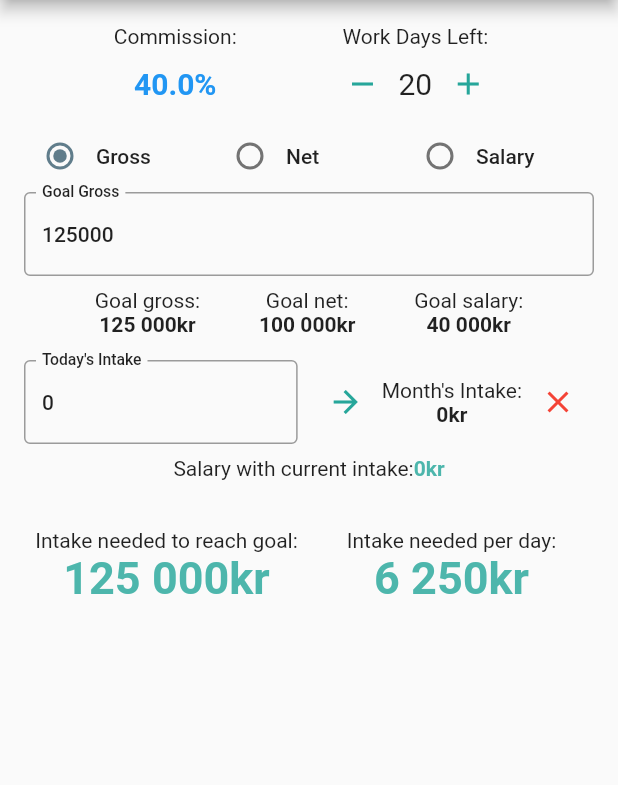
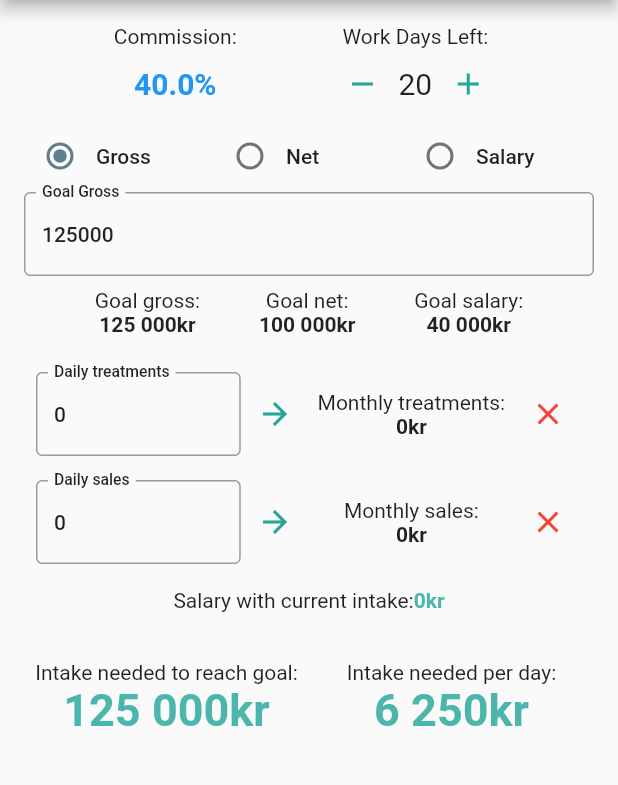
Before and after one commit to jasonctoms/hairdresser_calc2, a Flutter app: the screen it shows after launch, on a phone screen of 412 x 824 dp, the part 84-869 px from its top. Run offline on Flutter 3.47's test engine with Material 2 defaults, Android fonts, the phone set to English and light mode, and no system bars; our stand-ins replace hive, hive_flutter; accounts and stored records are empty; generated files the repository leaves out were written again.

Commit message:
Add daily and monthly sales and treatments, instead of just intake

```diff
--- a/lib/l10n/strings_en.arb
+++ b/lib/l10n/strings_en.arb
@@ -39,25 +39,45 @@
     "type": "text",
     "description": "Validation message for text fields"
   },
-  "todaysIntake": "Today's Intake",
-  "@todaysIntake": {
+  "dailyTreatments": "Daily treatments",
+  "@dailyTreatments": {
     "type": "text",
-    "description": "Intake title and text field hint"
+    "description": "Daily treatments text field hint"
   },
-  "monthsIntake": "Month's Intake:",
-  "@monthsIntake": {
+  "monthlyTreatments": "Monthly treatments:",
+  "@monthlyTreatments": {
     "type": "text",
     "description": "Month's intake title"
   },
-  "currentMonthsIntake": "Current Month's Intake:",
-  "@currentMonthsIntake": {
+  "currentMonthlyTreatments": "Current monthly treatments:",
+  "@currentMonthlyTreatments": {
     "type": "text",
-    "description": "Month's intake edit dialog title"
+    "description": "Monthly treatment edit dialog title"
   },
-  "updatedIntake": "Updated intake",
-  "@updatedIntake": {
+  "updatedMonthlyTreatments": "Updated monthly treatments",
+  "@updatedMonthlyTreatments": {
     "type": "text",
-    "description": "Updated intake text field label"
+    "description": "Updated monthly treatment text field label"
+  },
+  "dailySales": "Daily sales",
+  "@dailySales": {
+    "type": "text",
+    "description": "Daily sales text field hint"
+  },
+  "monthlySales": "Monthly sales:",
+  "@monthlySales": {
+    "type": "text",
+    "description": "Monthly sales title"
+  },
+  "currentMonthlySales": "Current monthly sales:",
+  "@currentMonthlySales": {
+    "type": "text",
+    "description": "Monthly sales edit dialog title"
+  },
+  "updatedMonthlySales": "Updated monthly sales",
+  "@updatedMonthlySales": {
+    "type": "text",
+    "description": "Updated monthly sales text field label"
   },
   "daysLeft": "Work Days Left:",
   "@daysLeft": {
--- a/lib/l10n/strings_nb.arb
+++ b/lib/l10n/strings_nb.arb
@@ -7,10 +7,14 @@
   "currentCommission": "Nåværende provisjon:",
   "commissionPercent": "Provisjon %",
   "validationMessage": "Ugyldig nummer inntastet",
-  "todaysIntake": "Dagens Inntak",
-  "monthsIntake": "Måneds Inntak:",
-  "currentMonthsIntake": "Current Måneds Inntak:",
-  "updatedIntake": "Updatert inntak",
+  "dailyTreatments": "Dagens Inntak",
+  "monthlyTreatments": "Måneds Inntak:",
+  "currentMonthlyTreatments": "Current Måneds Inntak:",
+  "updatedMonthlyTreatments": "Updatert inntak",
+  "dailySales": "Daily sales",
+  "monthlySales": "Monthly sales:",
+  "currentMonthlySales": "Current monthly sales:",
+  "updatedMonthlySales": "Updated monthly sales",
   "daysLeft": "Job Dager Igjen:",
   "goalGross": "Mål Brutto",
   "goalNet": "Mål Netto",
--- a/lib/providers/salary_provider.dart
+++ b/lib/providers/salary_provider.dart
@@ -4,8 +4,10 @@ import 'package:hive/hive.dart';
 
 const salaryBox = "salaryBoxKey";
 const commissionKey = 'commissionKey';
-const todaysIntakeKey = 'todaysIntakeKey';
-const monthsIntakeKey = 'monthsIntakeKey';
+const dailyTreatmentsKey = 'dailyTreatmentsKey';
+const monthlyTreatmentsKey = 'monthlyTreatmentsKey';
+const dailySalesKey = 'dailySalesKey';
+const monthlySalesKey = 'monthlySalesKey';
 const daysLeftKey = 'daysLeftKey';
 const goalGrossKey = 'goalGrossKey';
 const goalNetKey = 'goalNetKey';
@@ -15,21 +17,28 @@ class SalaryProvider with ChangeNotifier {
   Box _box;
 
   double _commissionValue;
-  int _todaysIntake;
-  int _monthsIntake;
+  int _dailyTreatments;
+  int _monthlyTreatments;
+  int _dailySales;
+  int _monthlySales;
   int _daysLeft;
   int _goalGross;
   int _goalNet;
   int _goalSalary;
 
   bool _goalValidationError = false;
-  bool _todaysIntakeValidationError = false;
+  bool _dailyTreatmentsValidationError = false;
+  bool _dailySalesValidationError = false;
 
   double get commissionValue => _commissionValue;
 
-  int get todaysIntake => _todaysIntake;
+  int get dailyTreatments => _dailyTreatments;
 
-  int get monthsIntake => _monthsIntake;
+  int get monthlyTreatments => _monthlyTreatments;
+
+  int get dailySales => _dailySales;
+
+  int get monthlySales => _monthlySales;
 
   int get daysLeft => _daysLeft;
 
@@ -41,15 +50,19 @@ class SalaryProvider with ChangeNotifier {
 
   bool get goalValidationError => _goalValidationError;
 
-  bool get todaysIntakeValidationError => _todaysIntakeValidationError;
+  bool get dailyTreatmentsValidationError => _dailyTreatmentsValidationError;
+
+  bool get dailySalesValidationError => _dailySalesValidationError;
 
   SalaryProvider() {
     _box = Hive.box(salaryBox);
 
     // initialize values
     _commissionValue = _box.get(commissionKey, defaultValue: 0.4);
-    _todaysIntake = _box.get(todaysIntakeKey, defaultValue: 0);
-    _monthsIntake = _box.get(monthsIntakeKey, defaultValue: 0);
+    _dailyTreatments = _box.get(dailyTreatmentsKey, defaultValue: 0);
+    _monthlyTreatments = _box.get(monthlyTreatmentsKey, defaultValue: 0);
+    _dailySales = _box.get(dailySalesKey, defaultValue: 0);
+    _monthlySales = _box.get(monthlySalesKey, defaultValue: 0);
     _daysLeft = _box.get(daysLeftKey, defaultValue: 20);
     _goalGross = _box.get(goalGrossKey, defaultValue: 125000);
     _goalNet = _box.get(goalNetKey, defaultValue: 100000);
@@ -82,38 +95,73 @@ class SalaryProvider with ChangeNotifier {
     notifyListeners();
   }
 
-  updateTodaysIntake(String todaysIntake) {
+  updateDailyTreatments(String dailyTreatments) {
     try {
-      if (todaysIntake == null || todaysIntake.isEmpty) {
-        _todaysIntake = 0;
+      if (dailyTreatments == null || dailyTreatments.isEmpty) {
+        _dailyTreatments = 0;
       } else {
-        final inputInt = int.parse(todaysIntake);
-        _todaysIntake = inputInt;
+        final inputInt = int.parse(dailyTreatments);
+        _dailyTreatments = inputInt;
       }
-      _todaysIntakeValidationError = false;
-      _box.put(todaysIntakeKey, _todaysIntake);
+      _dailyTreatmentsValidationError = false;
+      _box.put(dailyTreatmentsKey, _dailyTreatments);
     } on Exception catch (e) {
       print('Error: $e');
-      _todaysIntakeValidationError = true;
+      _dailyTreatmentsValidationError = true;
     }
     notifyListeners();
   }
 
-  addTodaysIntakeToMonth() {
-    _monthsIntake += _todaysIntake;
-    _box.put(monthsIntakeKey, _monthsIntake);
+  addDailyTreatmentsToMonth() {
+    _monthlyTreatments += _dailyTreatments;
+    _box.put(monthlyTreatmentsKey, _monthlyTreatments);
     notifyListeners();
   }
 
-  clearMonthlyIntake() {
-    _monthsIntake = 0;
-    _box.put(monthsIntakeKey, _monthsIntake);
+  clearMonthlyTreatments() {
+    _monthlyTreatments = 0;
+    _box.put(monthlyTreatmentsKey, _monthlyTreatments);
     notifyListeners();
   }
 
-  updateMonthlyIntake(int updatedIntake) {
-    _monthsIntake = updatedIntake;
-    _box.put(monthsIntakeKey, _monthsIntake);
+  updateMonthlyTreatments(int updatedTreatments) {
+    _monthlyTreatments = updatedTreatments;
+    _box.put(monthlyTreatmentsKey, _monthlyTreatments);
+    notifyListeners();
+  }
+
+  updateDailySales(String dailySales) {
+    try {
+      if (dailySales == null || dailySales.isEmpty) {
+        _dailySales = 0;
+      } else {
+        final inputInt = int.parse(dailySales);
+        _dailySales = inputInt;
+      }
+      _dailySalesValidationError = false;
+      _box.put(dailySalesKey, _dailySales);
+    } on Exception catch (e) {
+      print('Error: $e');
+      _dailySalesValidationError = true;
+    }
+    notifyListeners();
+  }
+
+  addDailySalesToMonth() {
+    _monthlySales += _dailySales;
+    _box.put(monthlySalesKey, _monthlySales);
+    notifyListeners();
+  }
+
+  clearMonthlySales() {
+    _monthlySales = 0;
+    _box.put(monthlySalesKey, _monthlySales);
+    notifyListeners();
+  }
+
+  updateMonthlySales(int updatedSales) {
+    _monthlySales = updatedSales;
+    _box.put(monthlySalesKey, _monthlySales);
     notifyListeners();
   }
 
--- a/lib/widgets/intake_edit_dialog.dart
+++ b/lib/widgets/intake_edit_dialog.dart
@@ -6,11 +6,13 @@ import 'package:meta/meta.dart';
 class IntakeEditDialog extends StatefulWidget {
   final int initialIntake;
   final String dialogTitle;
+  final String textFieldTitle;
   final Function(int updatedIntake) onSave;
 
   const IntakeEditDialog({
     @required this.initialIntake,
     @required this.dialogTitle,
+    @required this.textFieldTitle,
     @required this.onSave,
   }) : assert(initialIntake != null);
 
@@ -66,7 +68,7 @@ class _IntakeEditDialogState extends State<IntakeEditDialog> {
       decoration: InputDecoration(
         labelStyle: Theme.of(context).textTheme.bodyText1,
         errorText: _showValidationError ? Translations.of(context).validationMessage : null,
-        labelText: Translations.of(context).updatedIntake,
+        labelText: widget.textFieldTitle,
         border: const OutlineInputBorder(),
       ),
       keyboardType: TextInputType.number,
--- a/lib/widgets/intake_widget.dart
+++ b/lib/widgets/intake_widget.dart
@@ -59,10 +59,7 @@ class _IntakeWidgetState extends State<IntakeWidget> {
 
   @override
   Widget build(BuildContext context) {
-    final intakeField = Expanded(
-      child: Padding(
-        padding: EdgeInsets.only(right: 8.0),
-        child: TextField(
+    final intakeField = TextField(
       key: _intakeFieldKey,
       controller: _intakeController,
       focusNode: _intakeFocus,
@@ -77,8 +74,6 @@ class _IntakeWidgetState extends State<IntakeWidget> {
       onChanged: (text) {
         widget.onUpdate(text);
       },
-        ),
-      ),
     );
 
     final monthsIntake = GestureDetector(
@@ -94,25 +89,42 @@ class _IntakeWidgetState extends State<IntakeWidget> {
       ),
     );
 
-    return Row(
+    return Padding(
+      padding: const EdgeInsets.all(8.0),
+      child: Row(
+        mainAxisAlignment: MainAxisAlignment.center,
+        mainAxisSize: MainAxisSize.max,
         children: [
-        intakeField,
-        IconButton(
+          Expanded(
+            flex: 3,
+            child: intakeField,
+          ),
+          Expanded(
+            flex: 1,
+            child: IconButton(
               icon: Icon(
                 Icons.arrow_forward,
                 color: Colors.teal[400],
               ),
               onPressed: () => widget.onStore(),
             ),
-        monthsIntake,
-        IconButton(
+          ),
+          Expanded(
+            flex: 3,
+            child: monthsIntake,
+          ),
+          Expanded(
+            flex: 1,
+            child: IconButton(
               icon: Icon(
                 Icons.clear,
                 color: Colors.red,
               ),
               onPressed: () => widget.onClear(),
             ),
+          ),
         ],
+      ),
     );
   }
 }
--- a/lib/widgets/salary_page.dart
+++ b/lib/widgets/salary_page.dart
@@ -19,28 +19,21 @@ class SalaryPage extends StatefulWidget {
 class _SalaryPageState extends State<SalaryPage> {
   int remainingIntake() {
     var goalGross = context.watch<SalaryProvider>().goalGross;
-    var monthsIntake = context.watch<SalaryProvider>().monthsIntake;
-    if (goalGross == null || monthsIntake == null)
-      return 0;
-    else
-      return goalGross - monthsIntake;
+    var monthlyTreatments = context.watch<SalaryProvider>().monthlyTreatments;
+    var monthlySales = context.watch<SalaryProvider>().monthlySales;
+    return goalGross - (monthlyTreatments + monthlySales);
   }
 
   int amountNeededPerDay() {
     var daysLeft = context.watch<SalaryProvider>().daysLeft;
-    if (daysLeft == null)
-      return 0;
-    else
-      return (remainingIntake() / daysLeft).round();
+    return (remainingIntake() / daysLeft).round();
   }
 
   int salaryWithCurrentIntake() {
     var commissionValue = context.watch<SalaryProvider>().commissionValue;
-    var monthsIntake = context.watch<SalaryProvider>().monthsIntake;
-    if (monthsIntake == null || commissionValue == null)
-      return 0;
-    else
-      return (monthsIntake * 0.8 * commissionValue).round();
+    var monthlyTreatments = context.watch<SalaryProvider>().monthlyTreatments;
+    var monthlySales = context.watch<SalaryProvider>().monthlySales;
+    return ((monthlyTreatments * 0.8 * commissionValue) + (monthlySales * 0.8)).round();
   }
 
   @override
@@ -165,27 +158,52 @@ class _SalaryPageState extends State<SalaryPage> {
               GoalWidget(),
               Padding(padding: EdgeInsets.only(bottom: 8)),
               IntakeWidget(
-                onUpdate: (text) => context.read<SalaryProvider>().updateTodaysIntake(text),
-                onStore: () => context.read<SalaryProvider>().addTodaysIntakeToMonth(),
-                onClear: () => context.read<SalaryProvider>().clearMonthlyIntake(),
+                onUpdate: (text) => context.read<SalaryProvider>().updateDailyTreatments(text),
+                onStore: () => context.read<SalaryProvider>().addDailyTreatmentsToMonth(),
+                onClear: () => context.read<SalaryProvider>().clearMonthlyTreatments(),
                 onEdit: () {
                   showDialog<String>(
                       context: context,
                       barrierDismissible: false,
                       builder: (BuildContext context) {
                         return IntakeEditDialog(
-                          initialIntake: context.watch<SalaryProvider>().monthsIntake,
-                          dialogTitle: Translations.of(context).currentMonthsIntake,
+                          initialIntake: context.watch<SalaryProvider>().monthlyTreatments,
+                          dialogTitle: Translations.of(context).currentMonthlyTreatments,
+                          textFieldTitle: Translations.of(context).updatedMonthlyTreatments,
                           onSave: (updatedValue) =>
-                              context.read<SalaryProvider>().updateMonthlyIntake(updatedValue),
+                              context.read<SalaryProvider>().updateMonthlyTreatments(updatedValue),
                         );
                       });
                 },
-                monthlyValue: context.watch<SalaryProvider>().monthsIntake.toKroner(),
-                validationError: context.watch<SalaryProvider>().todaysIntakeValidationError,
-                initialValue: context.watch<SalaryProvider>().todaysIntake,
-                todayLabel: Translations.of(context).todaysIntake,
-                monthlyLabel: Translations.of(context).monthsIntake,
+                monthlyValue: context.watch<SalaryProvider>().monthlyTreatments.toKroner(),
+                validationError: context.watch<SalaryProvider>().dailyTreatmentsValidationError,
+                initialValue: context.watch<SalaryProvider>().dailyTreatments,
+                todayLabel: Translations.of(context).dailyTreatments,
+                monthlyLabel: Translations.of(context).monthlyTreatments,
+              ),
+              IntakeWidget(
+                onUpdate: (text) => context.read<SalaryProvider>().updateDailySales(text),
+                onStore: () => context.read<SalaryProvider>().addDailySalesToMonth(),
+                onClear: () => context.read<SalaryProvider>().clearMonthlySales(),
+                onEdit: () {
+                  showDialog<String>(
+                      context: context,
+                      barrierDismissible: false,
+                      builder: (BuildContext context) {
+                        return IntakeEditDialog(
+                          initialIntake: context.watch<SalaryProvider>().monthlySales,
+                          dialogTitle: Translations.of(context).currentMonthlySales,
+                          textFieldTitle: Translations.of(context).updatedMonthlySales,
+                          onSave: (updatedValue) =>
+                              context.read<SalaryProvider>().updateMonthlySales(updatedValue),
+                        );
+                      });
+                },
+                monthlyValue: context.watch<SalaryProvider>().monthlySales.toKroner(),
+                validationError: context.watch<SalaryProvider>().dailySalesValidationError,
+                initialValue: context.watch<SalaryProvider>().dailySales,
+                todayLabel: Translations.of(context).dailySales,
+                monthlyLabel: Translations.of(context).monthlySales,
               ),
               currentSalary,
               importantNumbers,
```
Lines whose indentation alone changed are shown as unchanged.
